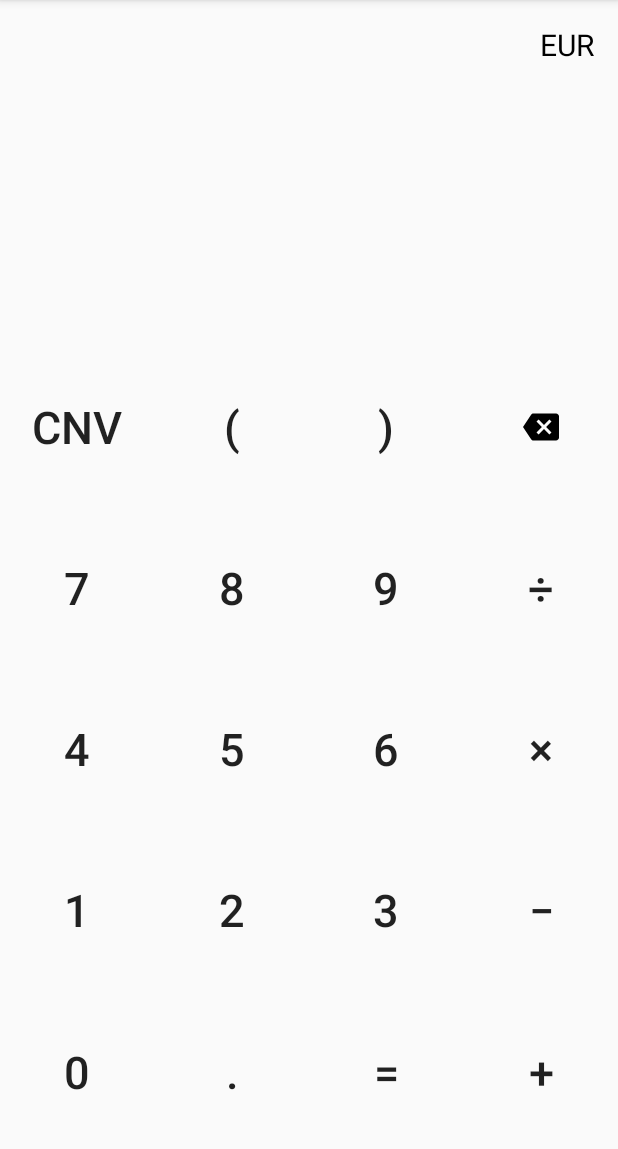
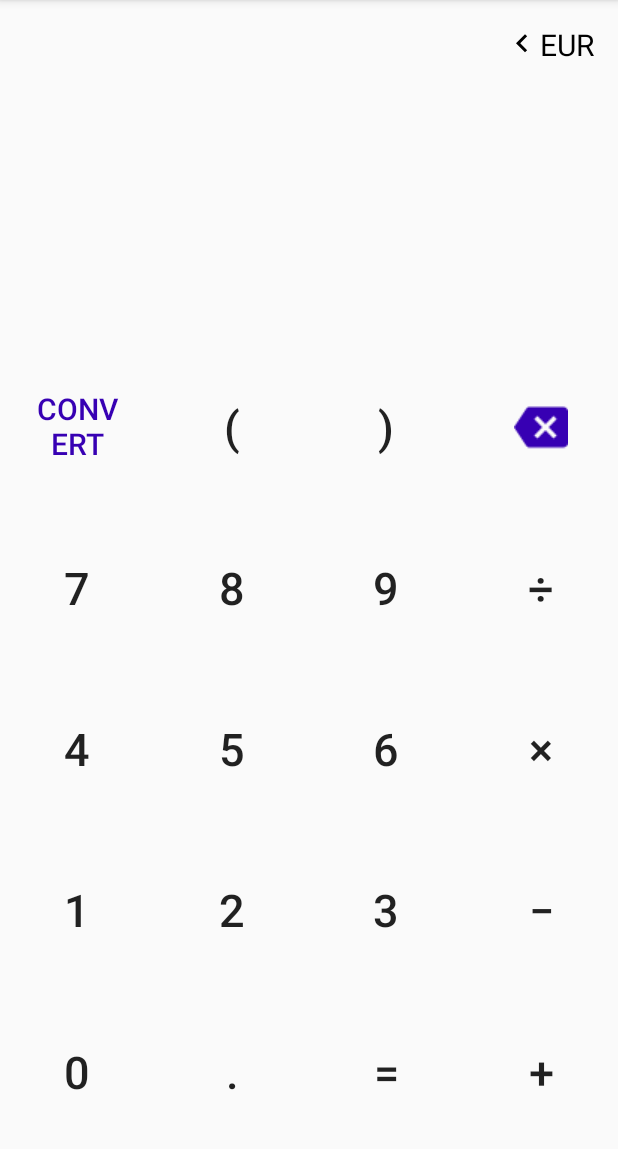
Before and after one commit to christos-christidis/christidis.christos.SimpleCalculator, an Android app: the screen it shows after launch (MainActivity), on a phone screen of 412 x 824 dp, the part 84-1233 px from its top. Run offline under Robolectric (Android 15) with nearby library versions, the phone set to English and light mode, and no system bars; our stand-ins replace data binding.

Commit message:
red color for errors, color/text tweaks for layout

```diff
--- /dev/null
+++ b/app/src/main/java/com/christidischristos/simplecalculator/enums/CalcState.kt
@@ -0,0 +1,5 @@
+package com.christidischristos.simplecalculator.enums
+
+enum class CalcState {
+    ENTERING_INPUT, SHOWING_RESULT, SHOWING_ERROR
+}
--- a/app/src/main/java/com/christidischristos/simplecalculator/util/BindingAdapters.kt
+++ b/app/src/main/java/com/christidischristos/simplecalculator/util/BindingAdapters.kt
@@ -1,7 +1,10 @@
 package com.christidischristos.simplecalculator.util
 
+import android.widget.TextView
+import androidx.core.content.ContextCompat
 import androidx.databinding.BindingAdapter
 import androidx.recyclerview.widget.RecyclerView
+import com.christidischristos.simplecalculator.enums.CalcState
 import com.christidischristos.simplecalculator.enums.Currency
 import com.christidischristos.simplecalculator.ui.BaseCurrenciesAdapter
 
@@ -10,3 +13,10 @@ fun RecyclerView.setCurrencies(currency: Currency) {
     val currencies = Currency.getAllExcept(currency)
     (adapter as BaseCurrenciesAdapter).setItems(currencies)
 }
+
+@BindingAdapter("text_color")
+fun TextView.setTextColor(state: CalcState) {
+    val colorResId = if (state == CalcState.SHOWING_ERROR)
+        android.R.color.holo_red_dark else android.R.color.black
+    setTextColor(ContextCompat.getColor(context, colorResId))
+}
--- /dev/null
+++ b/app/src/main/res/drawable/arrow_left.xml
@@ -0,0 +1,9 @@
+<vector xmlns:android="http://schemas.android.com/apk/res/android"
+        android:width="24dp"
+        android:height="24dp"
+        android:viewportWidth="24.0"
+        android:viewportHeight="24.0">
+    <path
+        android:fillColor="#FF000000"
+        android:pathData="M15.41,16.09l-4.58,-4.59 4.58,-4.59L14,5.5l-6,6 6,6z"/>
+</vector>
--- a/app/src/main/res/layout-land/activity_main.xml
+++ b/app/src/main/res/layout-land/activity_main.xml
@@ -31,6 +31,7 @@
         <TextView
             android:id="@+id/base_currency"
             style="@style/BaseCurrencyTextView"
+            android:drawableStart="@drawable/arrow_left"
             android:onClick="baseCurrencyClicked"
             android:paddingEnd="16dp"
             android:text="@{viewModel.baseCurrency.toString()}"
@@ -48,6 +49,7 @@
             app:layout_constraintEnd_toEndOf="parent"
             app:layout_constraintStart_toStartOf="parent"
             app:layout_constraintTop_toBottomOf="@id/base_currency"
+            app:text_color="@{viewModel.state}"
             tools:text="0" />
 
         <androidx.constraintlayout.widget.Guideline
@@ -62,6 +64,8 @@
             style="@style/CalculatorButton.Small"
             android:onClick="convertButtonClicked"
             android:text="@string/convert"
+            android:textColor="@color/colorPrimaryDark"
+            android:textSize="20sp"
             app:layout_constraintBottom_toTopOf="@id/button_6"
             app:layout_constraintEnd_toStartOf="@id/button_left_paren"
             app:layout_constraintStart_toStartOf="parent"
@@ -102,7 +106,10 @@
             style="@style/CalculatorButton.Small"
             android:contentDescription="@string/backspace_button"
             android:onClick="@{viewModel::backspaceButtonClicked}"
+            android:scaleX="1.5"
+            android:scaleY="1.5"
             android:src="@drawable/ic_backspace"
+            android:tint="@color/colorPrimaryDark"
             app:layout_constraintBottom_toTopOf="@id/button_mul"
             app:layout_constraintEnd_toEndOf="parent"
             app:layout_constraintStart_toEndOf="@id/button_div"
--- a/app/src/main/res/layout/activity_main.xml
+++ b/app/src/main/res/layout/activity_main.xml
@@ -31,6 +31,7 @@
         <TextView
             android:id="@+id/base_currency"
             style="@style/BaseCurrencyTextView"
+            android:drawableStart="@drawable/arrow_left"
             android:onClick="baseCurrencyClicked"
             android:paddingEnd="16dp"
             android:text="@{viewModel.baseCurrency.toString()}"
@@ -48,6 +49,7 @@
             app:layout_constraintEnd_toEndOf="parent"
             app:layout_constraintStart_toStartOf="parent"
             app:layout_constraintTop_toBottomOf="@id/base_currency"
+            app:text_color="@{viewModel.state}"
             tools:text="0" />
 
         <androidx.constraintlayout.widget.Guideline
@@ -62,6 +64,8 @@
             style="@style/CalculatorButton.Big"
             android:onClick="convertButtonClicked"
             android:text="@string/convert"
+            android:textColor="@color/colorPrimaryDark"
+            android:textSize="20sp"
             app:layout_constraintBottom_toTopOf="@id/button_7"
             app:layout_constraintEnd_toStartOf="@id/button_left_paren"
             app:layout_constraintStart_toStartOf="parent"
@@ -92,7 +96,10 @@
             style="@style/CalculatorButton.Big"
             android:contentDescription="@string/backspace_button"
             android:onClick="@{viewModel::backspaceButtonClicked}"
+            android:scaleX="1.5"
+            android:scaleY="1.5"
             android:src="@drawable/ic_backspace"
+            android:tint="@color/colorPrimaryDark"
             app:layout_constraintBottom_toTopOf="@id/button_div"
             app:layout_constraintEnd_toEndOf="parent"
             app:layout_constraintStart_toEndOf="@id/button_right_paren"
--- /dev/null
+++ b/app/src/main/res/values-land/strings.xml
@@ -0,0 +1,4 @@
+<?xml version="1.0" encoding="utf-8"?>
+<resources>
+    <string name="convert">CONVERT</string>
+</resources>
--- a/app/src/main/res/values/strings.xml
+++ b/app/src/main/res/values/strings.xml
@@ -18,7 +18,7 @@
     <string name="nine">9</string>
     <string name="dot">.</string>
     <string name="equals">=</string>
-    <string name="convert">cnv</string>
+    <string name="convert">CONV\nERT</string>
     <string name="left_paren">(</string>
     <string name="right_paren">)</string>
     <string name="backspace_button">backspace button</string>
--- a/app/src/main/res/values/styles.xml
+++ b/app/src/main/res/values/styles.xml
@@ -44,5 +44,6 @@
         <item name="android:paddingEnd">@dimen/screen_padding_end</item>
         <item name="android:paddingTop">@dimen/screen_padding_top</item>
         <item name="android:paddingBottom">@dimen/screen_padding_bottom</item>
+        <item name="android:textColor">@android:color/black</item>
     </style>
 </resources>
```
Also changed, not shown: app/src/main/java/com/christidischristos/simplecalculator/viewmodels/SimpleCalcViewModel.kt (+20 -21 lines).
